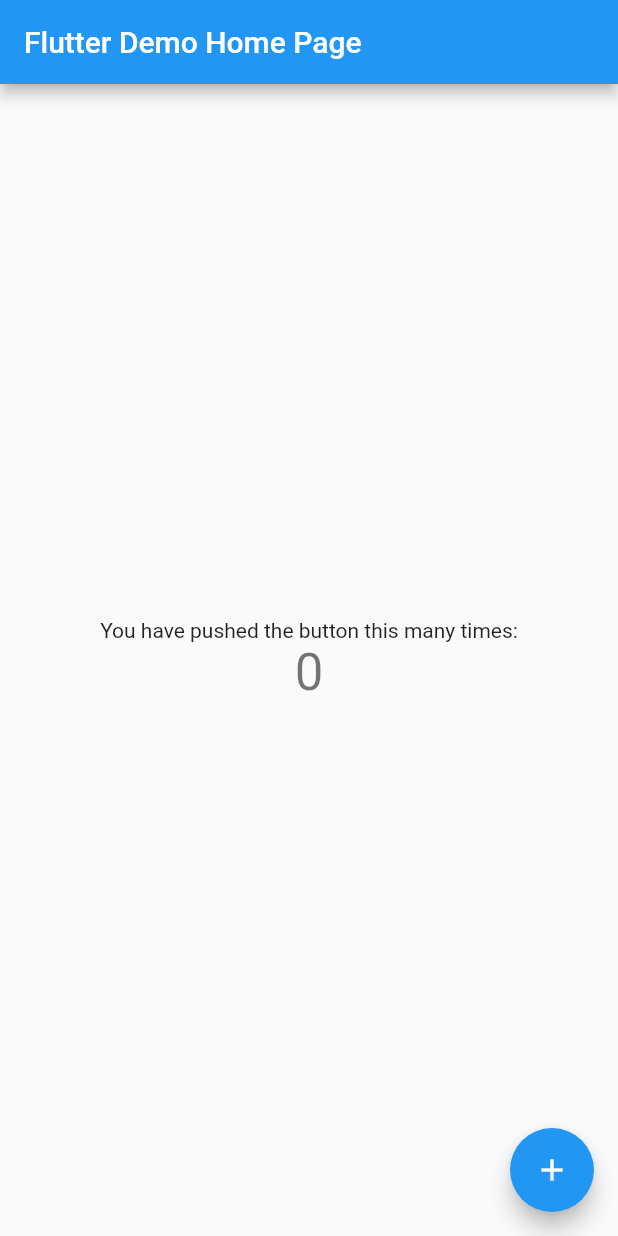
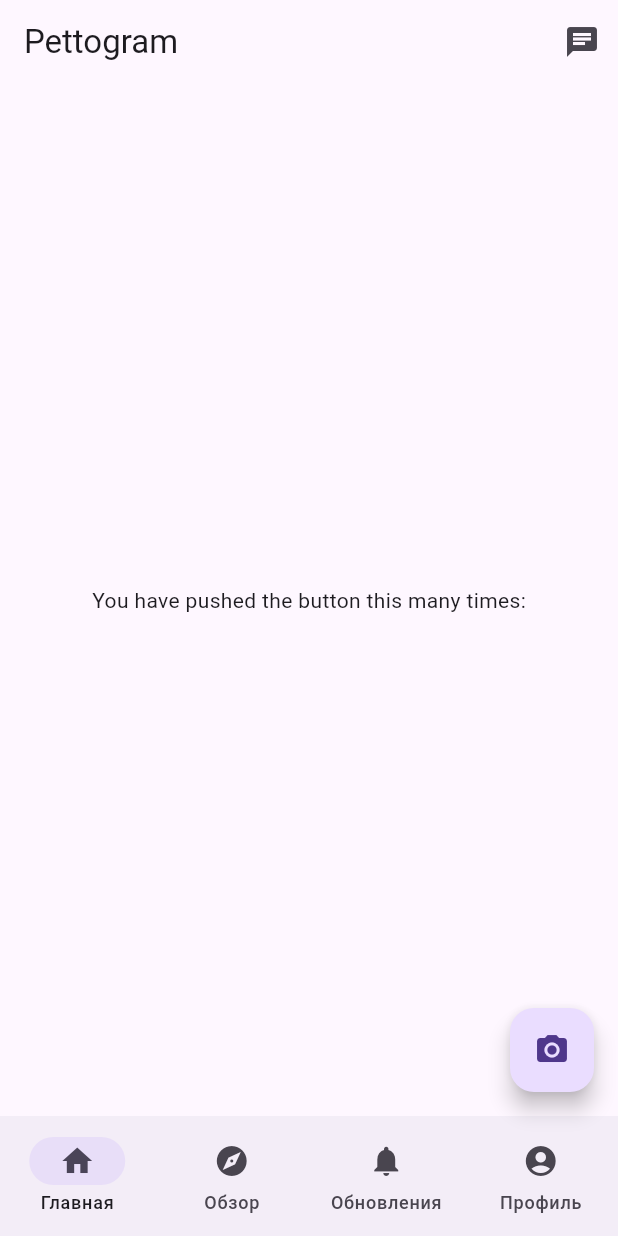
Before and after one commit to kyborq/Pettogram, a Flutter app: the screen it shows after launch, on a phone screen of 412 x 824 dp. Run offline on Flutter 3.47's test engine with Material 2 defaults, Android fonts, the phone set to English and light mode, and no system bars.

Commit message:
Added icons and home page

```diff
--- a/lib/main.dart
+++ b/lib/main.dart
@@ -1,4 +1,5 @@
 import 'package:flutter/material.dart';
+import 'package:pettogram/screens/home_screen.dart';
 
 void main() {
   runApp(const MyApp());
@@ -13,103 +14,10 @@ class MyApp extends StatelessWidget {
     return MaterialApp(
       title: 'Flutter Demo',
       theme: ThemeData(
-        // This is the theme of your application.
-        //
-        // Try running your application with "flutter run". You'll see the
-        // application has a blue toolbar. Then, without quitting the app, try
-        // changing the primarySwatch below to Colors.green and then invoke
-        // "hot reload" (press "r" in the console where you ran "flutter run",
-        // or simply save your changes to "hot reload" in a Flutter IDE).
-        // Notice that the counter didn't reset back to zero; the application
-        // is not restarted.
-        primarySwatch: Colors.blue,
+        useMaterial3: true,
+        primarySwatch: Colors.orange,
       ),
-      home: const MyHomePage(title: 'Flutter Demo Home Page'),
+      home: const HomeScreen(),
     );
   }
 }
-
-class MyHomePage extends StatefulWidget {
-  const MyHomePage({super.key, required this.title});
-
-  // This widget is the home page of your application. It is stateful, meaning
-  // that it has a State object (defined below) that contains fields that affect
-  // how it looks.
-
-  // This class is the configuration for the state. It holds the values (in this
-  // case the title) provided by the parent (in this case the App widget) and
-  // used by the build method of the State. Fields in a Widget subclass are
-  // always marked "final".
-
-  final String title;
-
-  @override
-  State<MyHomePage> createState() => _MyHomePageState();
-}
-
-class _MyHomePageState extends State<MyHomePage> {
-  int _counter = 0;
-
-  void _incrementCounter() {
-    setState(() {
-      // This call to setState tells the Flutter framework that something has
-      // changed in this State, which causes it to rerun the build method below
-      // so that the display can reflect the updated values. If we changed
-      // _counter without calling setState(), then the build method would not be
-      // called again, and so nothing would appear to happen.
-      _counter++;
-    });
-  }
-
-  @override
-  Widget build(BuildContext context) {
-    // This method is rerun every time setState is called, for instance as done
-    // by the _incrementCounter method above.
-    //
-    // The Flutter framework has been optimized to make rerunning build methods
-    // fast, so that you can just rebuild anything that needs updating rather
-    // than having to individually change instances of widgets.
-    return Scaffold(
-      appBar: AppBar(
-        // Here we take the value from the MyHomePage object that was created by
-        // the App.build method, and use it to set our appbar title.
-        title: Text(widget.title),
-      ),
-      body: Center(
-        // Center is a layout widget. It takes a single child and positions it
-        // in the middle of the parent.
-        child: Column(
-          // Column is also a layout widget. It takes a list of children and
-          // arranges them vertically. By default, it sizes itself to fit its
-          // children horizontally, and tries to be as tall as its parent.
-          //
-          // Invoke "debug painting" (press "p" in the console, choose the
-          // "Toggle Debug Paint" action from the Flutter Inspector in Android
-          // Studio, or the "Toggle Debug Paint" command in Visual Studio Code)
-          // to see the wireframe for each widget.
-          //
-          // Column has various properties to control how it sizes itself and
-          // how it positions its children. Here we use mainAxisAlignment to
-          // center the children vertically; the main axis here is the vertical
-          // axis because Columns are vertical (the cross axis would be
-          // horizontal).
-          mainAxisAlignment: MainAxisAlignment.center,
-          children: <Widget>[
-            const Text(
-              'You have pushed the button this many times:',
-            ),
-            Text(
-              '$_counter',
-              style: Theme.of(context).textTheme.headlineMedium,
-            ),
-          ],
-        ),
-      ),
-      floatingActionButton: FloatingActionButton(
-        onPressed: _incrementCounter,
-        tooltip: 'Increment',
-        child: const Icon(Icons.add),
-      ), // This trailing comma makes auto-formatting nicer for build methods.
-    );
-  }
-}
--- /dev/null
+++ b/lib/screens/home_screen.dart
@@ -0,0 +1,56 @@
+import 'package:flutter/material.dart';
+
+class HomeScreen extends StatelessWidget {
+  const HomeScreen({super.key});
+
+  @override
+  Widget build(BuildContext context) {
+    return Scaffold(
+      appBar: AppBar(
+        title: const Text(
+          'Pettogram',
+          style: TextStyle(
+            fontFamily: '',
+          ),
+        ),
+        actions: [
+          IconButton(icon: const Icon(Icons.chat), onPressed: () {}),
+        ],
+      ),
+      body: Center(
+        child: Column(
+          mainAxisAlignment: MainAxisAlignment.center,
+          children: const [
+            Text(
+              'You have pushed the button this many times:',
+            ),
+          ],
+        ),
+      ),
+      bottomNavigationBar: NavigationBar(
+        destinations: const [
+          NavigationDestination(
+            icon: Icon(Icons.home),
+            label: 'Главная',
+          ),
+          NavigationDestination(
+            icon: Icon(Icons.explore),
+            label: 'Обзор',
+          ),
+          NavigationDestination(
+            icon: Icon(Icons.notifications),
+            label: 'Обновления',
+          ),
+          NavigationDestination(
+            icon: Icon(Icons.account_circle),
+            label: 'Профиль',
+          ),
+        ],
+      ),
+      floatingActionButton: FloatingActionButton(
+        onPressed: () {},
+        child: const Icon(Icons.camera_alt),
+      ),
+    );
+  }
+}
```
Also changed, not shown: pubspec.yaml (+3 -5 lines), 67 other files.
